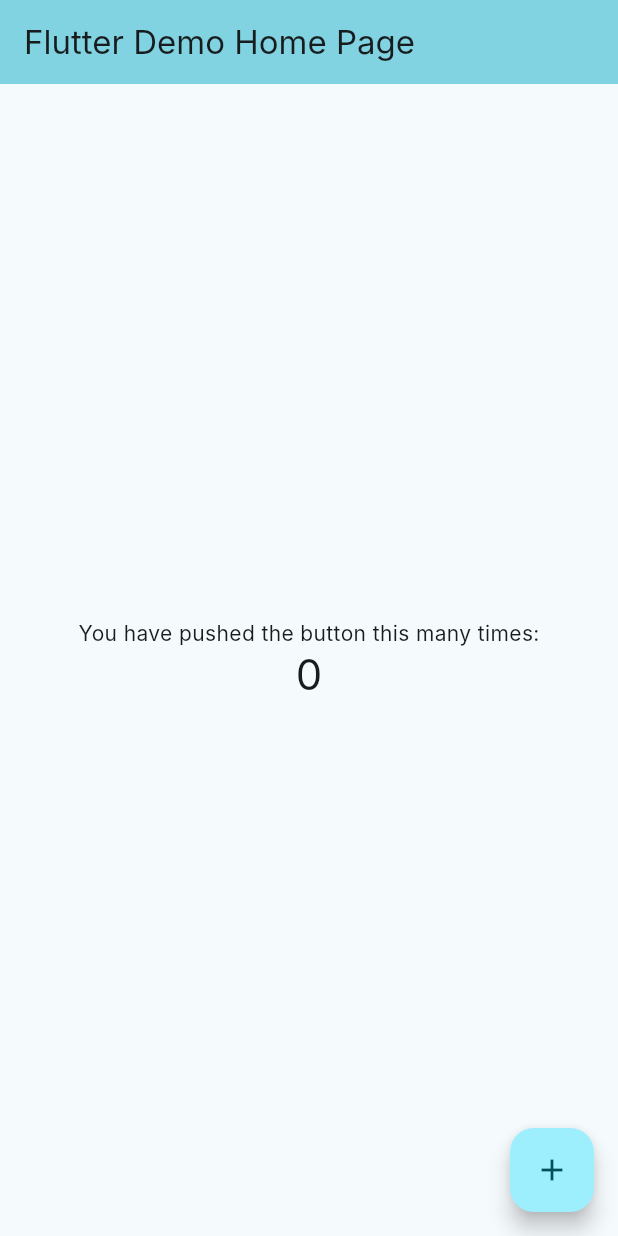
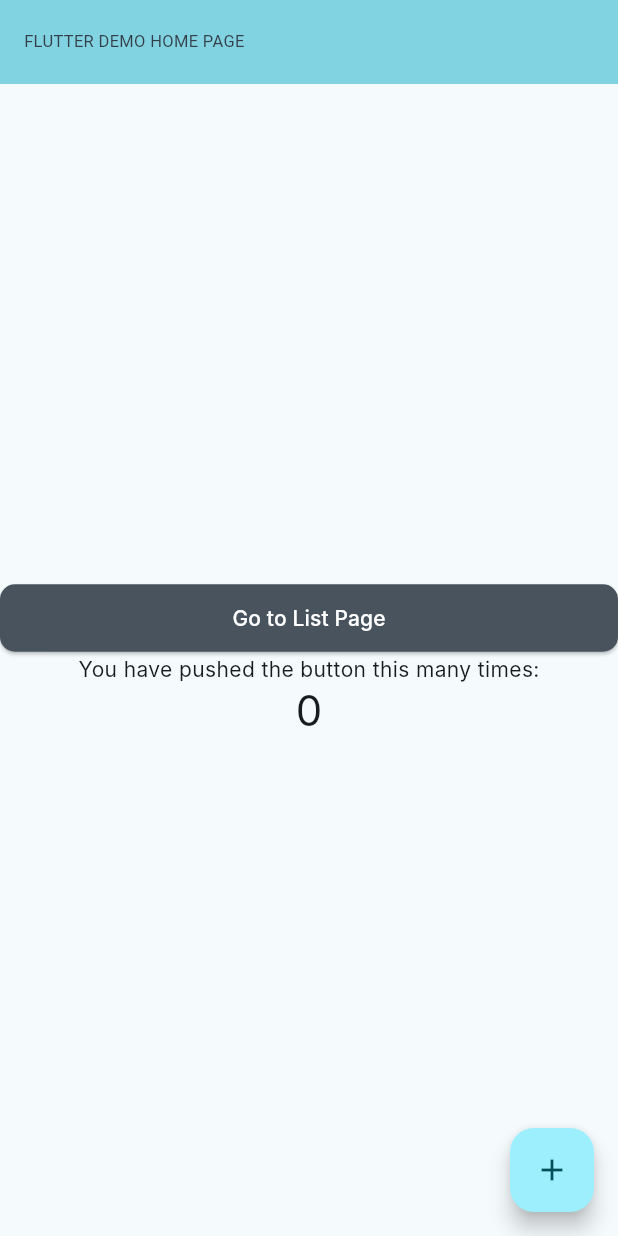
Before and after one commit to Kaizaro/stocks-mobile-app, a Flutter app: the screen it shows after launch, on a phone screen of 412 x 824 dp. Run offline on Flutter 3.47's test engine with Material 3 defaults, Android fonts, the phone set to English and light mode, and no system bars; Roboto replaces fonts that are missing (Inter, Poppins).

Commit message:
create button component

```diff
--- a/lib/main.dart
+++ b/lib/main.dart
@@ -1,5 +1,9 @@
 import 'package:flutter/material.dart';
 import 'package:stocks_app/app/theme/theme.dart';
+import 'package:stocks_app/shared/text/heading_1.dart';
+import 'package:stocks_app/shared/text/text.dart';
+
+import 'shared/shared.dart';
 
 void main() {
   runApp(const MyApp());
@@ -33,7 +37,8 @@ class MyApp extends StatelessWidget {
         //
         // This works for code too, not just values: Most code changes can be
         // tested with just a hot reload.
-        colorScheme: ColorScheme.fromSeed(seedColor: AppColors.coloredTealAccent),
+        colorScheme:
+            ColorScheme.fromSeed(seedColor: AppColors.coloredTealAccent),
         fontFamily: 'Inter',
         useMaterial3: true,
       ),
@@ -89,7 +94,7 @@ class _MyHomePageState extends State<MyHomePage> {
         backgroundColor: Theme.of(context).colorScheme.inversePrimary,
         // Here we take the value from the MyHomePage object that was created by
         // the App.build method, and use it to set our appbar title.
-        title: Text(widget.title),
+        title: SubtitlesText(text: widget.title),
       ),
       body: Center(
         // Center is a layout widget. It takes a single child and positions it
@@ -110,6 +115,12 @@ class _MyHomePageState extends State<MyHomePage> {
           // wireframe for each widget.
           mainAxisAlignment: MainAxisAlignment.center,
           children: <Widget>[
+            ButtonPrimary(
+              text: 'Go to List Page',
+              onPressed: () {
+                print('Button pressed');
+              },
+            ),
             const Text(
               'You have pushed the button this many times:',
             ),
--- /dev/null
+++ b/lib/shared/button/button.dart
@@ -0,0 +1 @@
+export 'button_primary.dart';
--- /dev/null
+++ b/lib/shared/button/button_primary.dart
@@ -0,0 +1,35 @@
+import 'package:flutter/material.dart';
+
+class ButtonPrimary extends StatelessWidget {
+  const ButtonPrimary({
+    super.key,
+    this.text = 'Button',
+    this.onPressed,
+  });
+
+  final VoidCallback? onPressed;
+  final String text;
+
+  @override
+  Widget build(BuildContext context) {
+    return Row(
+      children: [
+        Expanded(
+          child:
+            ElevatedButton(
+              onPressed: onPressed,
+              style: ElevatedButton.styleFrom(
+                fixedSize: const Size.fromHeight(45.0),
+                backgroundColor: const Color.fromRGBO(72, 83, 94, 1),
+                disabledBackgroundColor: const Color.fromRGBO(72, 83, 94, 1),
+                shape: RoundedRectangleBorder(
+                  borderRadius: BorderRadius.circular(10),
+                ),
+              ),
+              child: Text(text, style: const TextStyle(color: Colors.white)),
+            ),
+          )
+        ],
+    );
+  }
+}
--- /dev/null
+++ b/lib/shared/shared.dart
@@ -0,0 +1,2 @@
+export 'button/button.dart';
+export 'text/text.dart';
--- a/lib/shared/text/action_button_text.dart
+++ b/lib/shared/text/action_button_text.dart
@@ -22,7 +22,7 @@ class ActionButtonText extends StatelessWidget {
         fontFamily: 'Poppins',
         fontSize: 16,
         fontWeight: FontWeight.w400,
-        color: Color.fromARGB(52, 62, 72, 1),
+        color: Color.fromRGBO(52, 62, 72, 1),
         // letterSpacing: 14 * 1.15,
         height: 16 * 1.2,
       ),
--- a/lib/shared/text/body_14.dart
+++ b/lib/shared/text/body_14.dart
@@ -22,7 +22,7 @@ class Body14 extends StatelessWidget {
         fontFamily: 'Poppins',
         fontSize: 14,
         fontWeight: FontWeight.w400,
-        color: Color.fromARGB(52, 62, 72, 1),
+        color: Color.fromRGBO(52, 62, 72, 1),
         // letterSpacing: 14 * 1.15,
         height: 14 * 1.3,
       ),
--- a/lib/shared/text/heading_2.dart
+++ b/lib/shared/text/heading_2.dart
@@ -22,7 +22,7 @@ class Heading2 extends StatelessWidget {
         fontFamily: 'Poppins',
         fontSize: 20,
         fontWeight: FontWeight.w400,
-        color: Color.fromARGB(52, 62, 72, 1),
+        color: Color.fromRGBO(52, 62, 72, 1),
         // letterSpacing: 20 * 1.2,
         height: 20 * 1.3,
       ),
--- a/lib/shared/text/heading_3.dart
+++ b/lib/shared/text/heading_3.dart
@@ -22,7 +22,7 @@ class Heading3 extends StatelessWidget {
         fontFamily: 'Poppins',
         fontSize: 18,
         fontWeight: FontWeight.w400,
-        color: Color.fromARGB(52, 62, 72, 1),
+        color: Color.fromRGBO(52, 62, 72, 1),
         // letterSpacing: 18 * 1.2,
         height: 18 * 1.3,
       ),
--- a/lib/shared/text/heading_4.dart
+++ b/lib/shared/text/heading_4.dart
@@ -22,7 +22,7 @@ class Heading4 extends StatelessWidget {
         fontFamily: 'Poppins',
         fontSize: 16,
         fontWeight: FontWeight.w400,
-        color: Color.fromARGB(52, 62, 72, 1),
+        color: Color.fromRGBO(52, 62, 72, 1),
         // letterSpacing: 16 * 1.2,
         height: 16 * 1.3,
       ),
--- a/lib/shared/text/stories_text.dart
+++ b/lib/shared/text/stories_text.dart
@@ -22,7 +22,7 @@ class StoriesText extends StatelessWidget {
         fontFamily: 'Poppins',
         fontSize: 9,
         fontWeight: FontWeight.w400,
-        color: Color.fromARGB(52, 62, 72, 1),
+        color: Color.fromRGBO(52, 62, 72, 1),
         height: 9 * 1.15,
       ),
     );
--- a/lib/shared/text/subtitles_text.dart
+++ b/lib/shared/text/subtitles_text.dart
@@ -22,7 +22,7 @@ class SubtitlesText extends StatelessWidget {
         fontFamily: 'Poppins',
         fontSize: 11,
         fontWeight: FontWeight.w400,
-        color: Color.fromARGB(52, 62, 72, 1),
+        color: Color.fromRGBO(52, 62, 72, 1),
         letterSpacing: 0.22,
         height: 11 * 1.2,
       ),
--- a/lib/shared/text/widget_body.dart
+++ b/lib/shared/text/widget_body.dart
@@ -22,7 +22,7 @@ class WidgetBody extends StatelessWidget {
         fontFamily: 'Poppins',
         fontSize: 14,
         fontWeight: FontWeight.w400,
-        color: Color.fromARGB(52, 62, 72, 1),
+        color: Color.fromRGBO(52, 62, 72, 1),
         // letterSpacing: 14 * 1.15,
         height: 14 * 1.3,
       ),
--- a/lib/shared/text/widget_description.dart
+++ b/lib/shared/text/widget_description.dart
@@ -22,7 +22,7 @@ class WidgetDescription extends StatelessWidget {
         fontFamily: 'Poppins',
         fontSize: 12,
         fontWeight: FontWeight.w300,
-        color: Color.fromARGB(52, 62, 72, 1),
+        color: Color.fromRGBO(52, 62, 72, 1),
         // letterSpacing: 12 * 1.2,
         height: 12 * 1.2,
       ),
--- a/lib/shared/text/widget_heading.dart
+++ b/lib/shared/text/widget_heading.dart
@@ -22,7 +22,7 @@ class WidgetHeading extends StatelessWidget {
         fontFamily: 'Poppins',
         fontSize: 14,
         fontWeight: FontWeight.w400,
-        color: Color.fromARGB(52, 62, 72, 1),
+        color: Color.fromRGBO(52, 62, 72, 1),
         // letterSpacing: 14 * 1.15,
         height: 14 * 1.15,
       ),
```
Also changed, not shown: lib/shared/text/heading_1.dart (+6 -6 lines).
